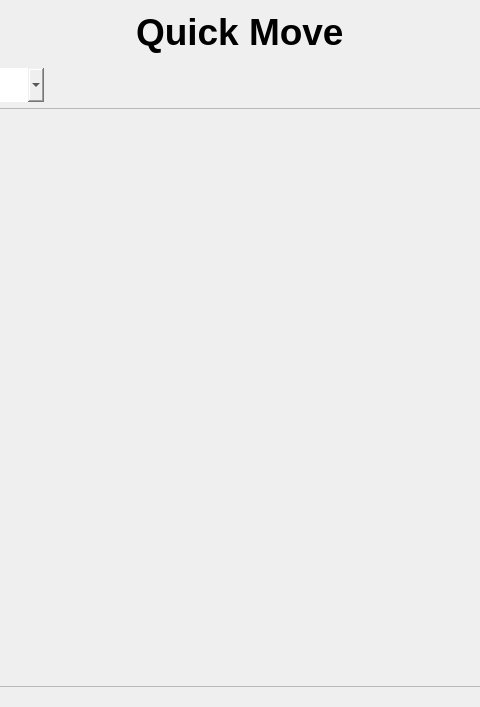
First picture: the form in ui/search.ui, repository Achu-Worifung/quickMove, before the edit; both pictures show x 176 to 656 and y 0 to 707 of the 833 by 707 pixel window.
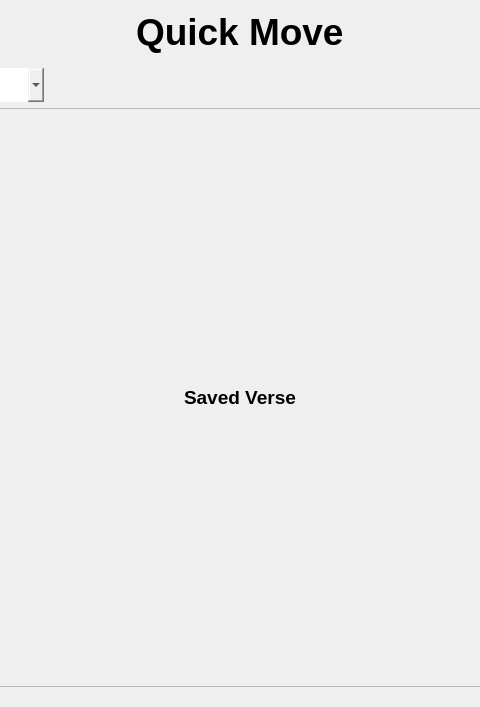
Second picture: the form after the edit.

Patch:
```diff
--- a/ui/search.ui
+++ b/ui/search.ui
@@ -35,7 +35,28 @@
            </property>
            <layout class="QVBoxLayout" name="verticalLayout_2">
             <item>
-             <layout class="QVBoxLayout" name="searchPane"/>
+             <layout class="QVBoxLayout" name="searchPane">
+              <item alignment="Qt::AlignHCenter">
+               <widget class="QLabel" name="label_2">
+                <property name="sizePolicy">
+                 <sizepolicy hsizetype="Expanding" vsizetype="Expanding">
+                  <horstretch>0</horstretch>
+                  <verstretch>0</verstretch>
+                 </sizepolicy>
+                </property>
+                <property name="font">
+                 <font>
+                  <pointsize>14</pointsize>
+                  <weight>75</weight>
+                  <bold>true</bold>
+                 </font>
+                </property>
+                <property name="text">
+                 <string>Saved Verse</string>
+                </property>
+               </widget>
+              </item>
+             </layout>
             </item>
            </layout>
           </widget>
```
